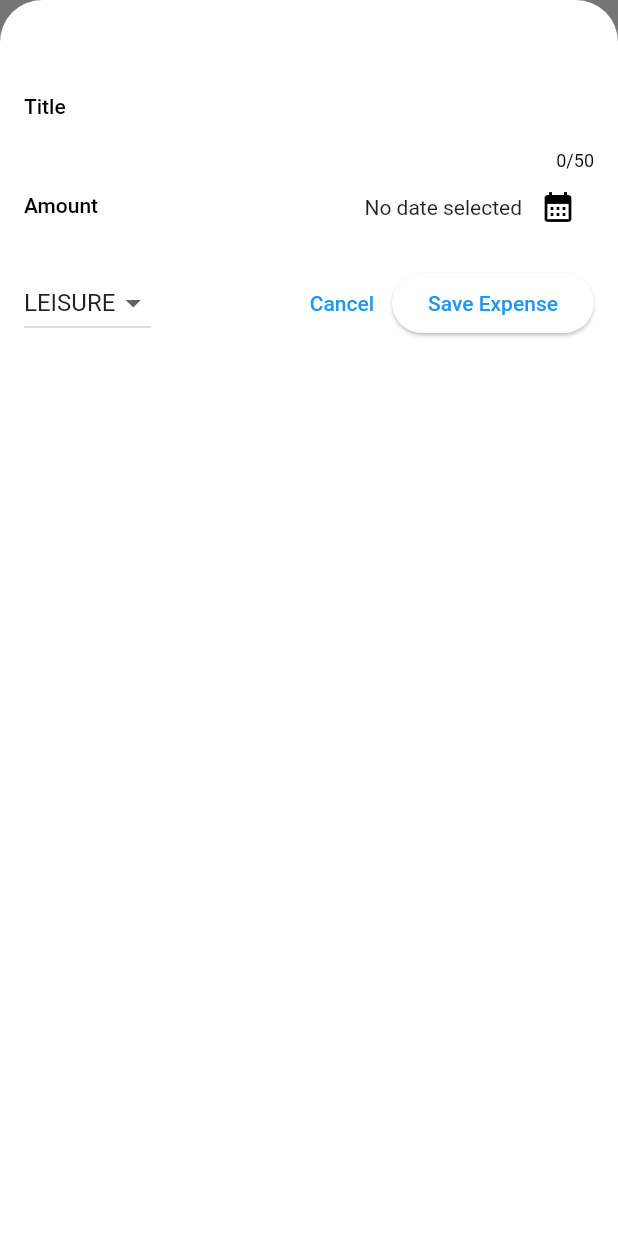
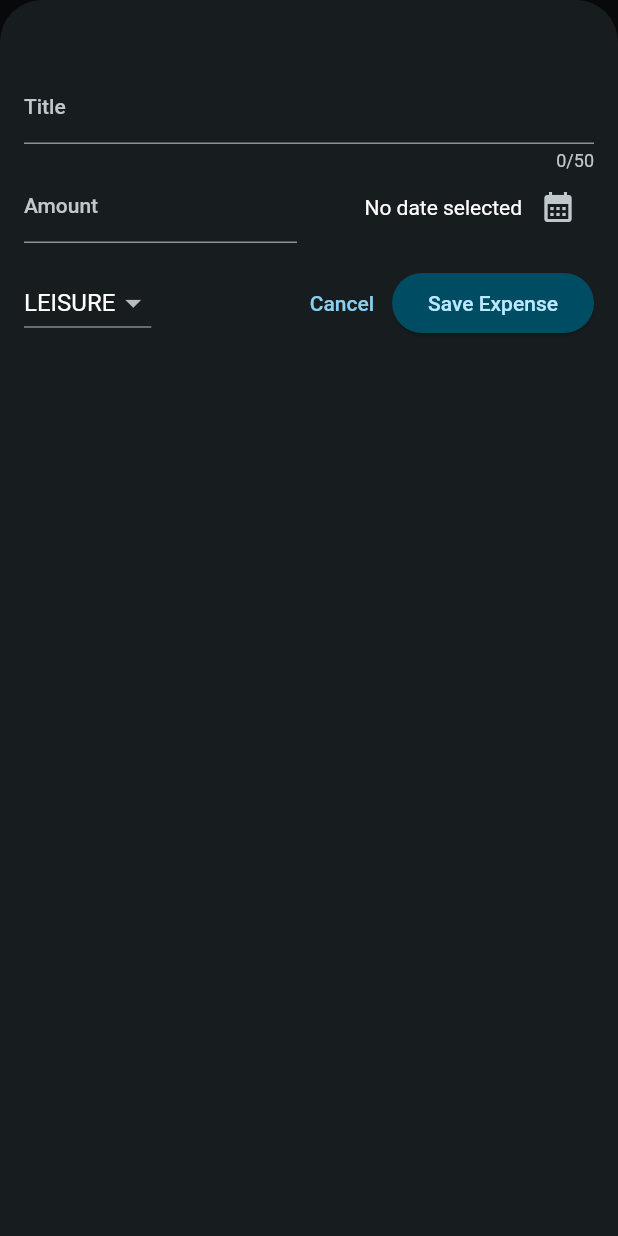
Before and after one commit to rimbadi/expense_tracker, a Flutter app: the screen it shows after launch, after a tap on the "add" icon, on a phone screen of 412 x 824 dp. Run offline on Flutter 3.47's test engine with Material 2 defaults, Android fonts, the phone set to English and light mode, and no system bars.

Commit message:
third commit

```diff
--- a/lib/main.dart
+++ b/lib/main.dart
@@ -1,9 +1,61 @@
 import 'package:expense_tracker/widgets/expenses.dart';
 import 'package:flutter/material.dart';
 
+var kColorScheme = ColorScheme.fromSeed(
+  seedColor: const Color.fromARGB(255, 96, 59, 181),
+);
+var kDarkColorScheme = ColorScheme.fromSeed(
+  brightness: Brightness.dark,
+  seedColor: const Color.fromARGB(255, 5, 99, 125),
+);
+
 void main() {
   runApp(MaterialApp(
-    theme: ThemeData().copyWith(useMaterial3: true, scaffoldBackgroundColor: Color.fromARGB(255, 220, 189, 252)),
+    darkTheme: ThemeData.dark().copyWith(
+      useMaterial3: true,
+      colorScheme: kDarkColorScheme,
+      cardTheme: const CardTheme().copyWith(
+        color: kDarkColorScheme.secondaryContainer,
+        margin: const EdgeInsets.symmetric(
+          horizontal: 16,
+          vertical: 8,
+        ),
+      ),
+      elevatedButtonTheme: ElevatedButtonThemeData(
+        style: ElevatedButton.styleFrom(
+          backgroundColor: kDarkColorScheme.primaryContainer,
+          foregroundColor: kDarkColorScheme.onPrimaryContainer,
+        ),
+      ),
+    ),
+    theme: ThemeData().copyWith(
+      useMaterial3: true,
+      colorScheme: kColorScheme,
+      appBarTheme: const AppBarTheme().copyWith(
+        backgroundColor: kColorScheme.onPrimaryContainer,
+        foregroundColor: kColorScheme.primaryContainer,
+      ),
+      cardTheme: const CardTheme().copyWith(
+        color: kColorScheme.secondaryContainer,
+        margin: const EdgeInsets.symmetric(
+          horizontal: 16,
+          vertical: 8,
+        ),
+      ),
+      elevatedButtonTheme: ElevatedButtonThemeData(
+        style: ElevatedButton.styleFrom(
+          backgroundColor: kColorScheme.primaryContainer,
+        ),
+      ),
+      textTheme: ThemeData().textTheme.copyWith(
+            titleLarge: TextStyle(
+              fontWeight: FontWeight.bold,
+              color: kColorScheme.onSecondaryContainer,
+              fontSize: 16,
+            ),
+          ),
+    ),
+    themeMode: ThemeMode.dark,
     home: const Expenses(),
   ));
 }
--- a/lib/models/expense.dart
+++ b/lib/models/expense.dart
@@ -32,3 +32,26 @@ class Expense {
     return formatter.format(date);
   }
 }
+
+class ExpenseBucket {
+  final Category category;
+  final List<Expense> expenses;
+
+  ExpenseBucket.forCategory(
+    List<Expense> allExpenses,
+    this.category,
+  ) : expenses = allExpenses.where((expense) => expense.category == category).toList();
+
+  double get totalExpenses {
+    double sum = 0;
+    for (final expense in expenses) {
+      sum += expense.amount;
+    }
+    return sum;
+  }
+
+  ExpenseBucket({
+    required this.category,
+    required this.expenses,
+  });
+}
--- /dev/null
+++ b/lib/widgets/chart/chart.dart
@@ -0,0 +1,85 @@
+import 'package:flutter/material.dart';
+
+import 'package:expense_tracker/widgets/chart/chart_bar.dart';
+import 'package:expense_tracker/models/expense.dart';
+
+class Chart extends StatelessWidget {
+  const Chart({super.key, required this.expenses});
+
+  final List<Expense> expenses;
+
+  List<ExpenseBucket> get buckets {
+    return [
+      ExpenseBucket.forCategory(expenses, Category.food),
+      ExpenseBucket.forCategory(expenses, Category.leisure),
+      ExpenseBucket.forCategory(expenses, Category.travel),
+      ExpenseBucket.forCategory(expenses, Category.work),
+    ];
+  }
+
+  double get maxTotalExpense {
+    double maxTotalExpense = 0;
+
+    for (final bucket in buckets) {
+      if (bucket.totalExpenses > maxTotalExpense) {
+        maxTotalExpense = bucket.totalExpenses;
+      }
+    }
+
+    return maxTotalExpense;
+  }
+
+  @override
+  Widget build(BuildContext context) {
+    final isDarkMode = MediaQuery.of(context).platformBrightness == Brightness.dark;
+    return Container(
+      margin: const EdgeInsets.all(16),
+      padding: const EdgeInsets.symmetric(
+        vertical: 16,
+        horizontal: 8,
+      ),
+      width: double.infinity,
+      height: 180,
+      decoration: BoxDecoration(
+        borderRadius: BorderRadius.circular(8),
+        gradient: LinearGradient(
+          colors: [Theme.of(context).colorScheme.primary.withOpacity(0.3), Theme.of(context).colorScheme.primary.withOpacity(0.0)],
+          begin: Alignment.bottomCenter,
+          end: Alignment.topCenter,
+        ),
+      ),
+      child: Column(
+        children: [
+          Expanded(
+            child: Row(
+              crossAxisAlignment: CrossAxisAlignment.end,
+              children: buckets
+                  .map(
+                    (bucket) => ChartBar(
+                      fill: bucket.totalExpenses == 0 ? 0 : bucket.totalExpenses / maxTotalExpense,
+                    ),
+                  )
+                  .toList(), // alternative to map()
+            ),
+          ),
+          const SizedBox(height: 12),
+          Row(
+            children: buckets
+                .map(
+                  (bucket) => Expanded(
+                    child: Padding(
+                      padding: const EdgeInsets.symmetric(horizontal: 4),
+                      child: Icon(
+                        categoryIcons[bucket.category],
+                        color: isDarkMode ? Theme.of(context).colorScheme.secondary : Theme.of(context).colorScheme.primary.withOpacity(0.7),
+                      ),
+                    ),
+                  ),
+                )
+                .toList(),
+          )
+        ],
+      ),
+    );
+  }
+}
--- /dev/null
+++ b/lib/widgets/chart/chart_bar.dart
@@ -0,0 +1,34 @@
+import 'package:flutter/material.dart';
+
+class ChartBar extends StatelessWidget {
+  const ChartBar({
+    super.key,
+    required this.fill,
+  });
+
+  final double fill;
+
+  @override
+  Widget build(BuildContext context) {
+    final isDarkMode =
+        MediaQuery.of(context).platformBrightness == Brightness.dark;
+    return Expanded(
+      child: Padding(
+        padding: const EdgeInsets.symmetric(horizontal: 4),
+        child: FractionallySizedBox(
+          heightFactor: fill,
+          child: DecoratedBox(
+            decoration: BoxDecoration(
+              shape: BoxShape.rectangle,
+              borderRadius:
+                  const BorderRadius.vertical(top: Radius.circular(8)),
+              color: isDarkMode
+                  ? Theme.of(context).colorScheme.secondary
+                  : Theme.of(context).colorScheme.primary.withOpacity(0.65),
+            ),
+          ),
+        ),
+      ),
+    );
+  }
+}
--- a/lib/widgets/expenses.dart
+++ b/lib/widgets/expenses.dart
@@ -1,3 +1,4 @@
+import 'package:expense_tracker/widgets/chart/chart.dart';
 import 'package:expense_tracker/widgets/expenses_list/expenses_list.dart';
 import 'package:expense_tracker/models/expense.dart';
 import 'package:expense_tracker/widgets/new_expense.dart';
@@ -87,7 +88,7 @@ class _ExpensesState extends State<Expenses> {
       ),
       body: Column(
         children: [
-          const Text('The Chart'),
+          Chart(expenses: _registeredExpenses),
           Expanded(
             child: mainContent,
           ),
--- a/lib/widgets/expenses_list/expense_item.dart
+++ b/lib/widgets/expenses_list/expense_item.dart
@@ -14,11 +14,15 @@ class ExpenseItem extends StatelessWidget {
       child: Padding(
         padding: const EdgeInsets.symmetric(
           horizontal: 20,
-          vertical: 60,
+          vertical: 16,
         ),
         child: Column(
+          crossAxisAlignment: CrossAxisAlignment.start,
           children: [
-            Text(expense.title),
+            Text(
+              expense.title,
+              style: Theme.of(context).textTheme.titleLarge,
+            ),
             const SizedBox(
               height: 4,
             ),
--- a/lib/widgets/expenses_list/expenses_list.dart
+++ b/lib/widgets/expenses_list/expenses_list.dart
@@ -15,6 +15,12 @@ class ExpensesList extends StatelessWidget {
   Widget build(BuildContext context) {
     return ListView.builder(
       itemBuilder: (context, index) => Dismissible(
+        background: Container(
+          color: Theme.of(context).colorScheme.error.withOpacity(0.75),
+          margin: EdgeInsets.symmetric(
+            horizontal: Theme.of(context).cardTheme.margin!.horizontal,
+          ),
+        ),
         key: ValueKey(expenses[index]),
         onDismissed: (direction) => onRemoveExpense(expenses[index]),
         child: ExpenseItem(expense: expenses[index]),
```
